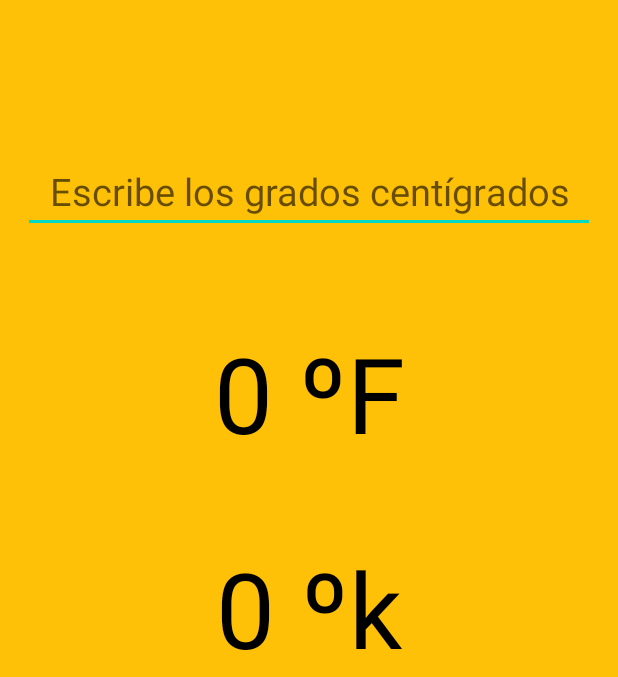
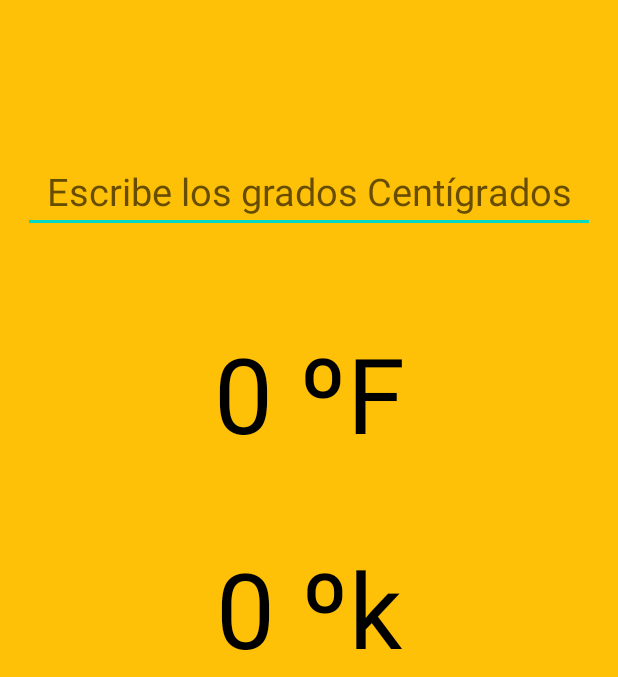
Before and after one commit to Pablosg19/Temperatura, an Android app: the screen it shows after launch (MainActivity), on a phone screen of 412 x 824 dp, the part 183-860 px from its top. Run offline under Robolectric (Android 15) with nearby library versions, the phone set to English and light mode, and no system bars.

Commit message:
Temperatura finalizado

```diff
--- a/app/src/main/res/values/strings.xml
+++ b/app/src/main/res/values/strings.xml
@@ -1,7 +1,7 @@
 <resources>
     <string name="app_name">Temperatura</string>
     <string name="titulo">Conversor de Temperatura</string>
-    <string name="edit_centigrados">Escribe los grados centígrados</string>
+    <string name="edit_centigrados">Escribe los grados Centígrados</string>
     <string name="bt_conversor">Convertir</string>
     <string name="bt_reset">Reset</string>
     <string name="kelvin">0 ºk</string>
```
